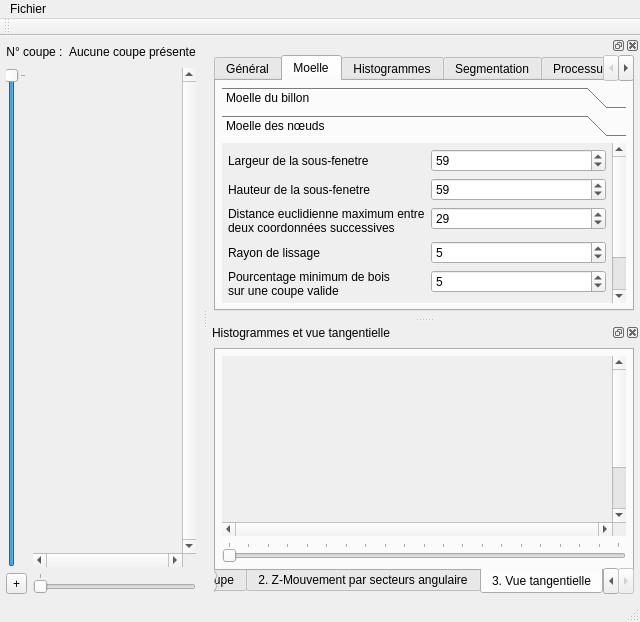
Old version of the form ui/mainwindow.ui in the repository akrah/TKDetection.
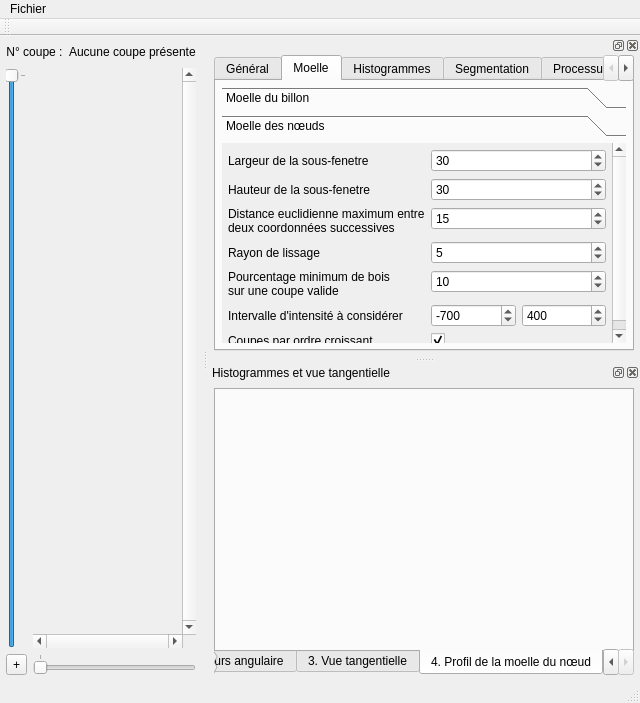
New version of the form. The open tabs and pages were chosen to show the change. Custom widgets are drawn as their Qt base class.

Commit message: - Ajout du profil d'inclinaison dite 'verticale' de moelle de nœud - Corrections de bug dont    - prise en compte du billon 'fill background' dans l'extraction de la moelle    - lissage par myenne mobiel sur copie dans l'extraction de la moelle

Patch:
```diff
--- a/ui/mainwindow.ui
+++ b/ui/mainwindow.ui
@@ -7,7 +7,7 @@
     <x>0</x>
     <y>0</y>
     <width>640</width>
-    <height>622</height>
+    <height>703</height>
    </rect>
   </property>
   <property name="windowTitle">
@@ -876,9 +876,9 @@
             <property name="geometry">
              <rect>
               <x>0</x>
-              <y>-117</y>
-              <width>401</width>
-              <height>283</height>
+              <y>-71</y>
+              <width>415</width>
+              <height>253</height>
              </rect>
             </property>
             <attribute name="label">
@@ -904,7 +904,7 @@
                 <number>200</number>
                </property>
                <property name="value">
-                <number>59</number>
+                <number>30</number>
                </property>
               </widget>
              </item>
@@ -924,7 +924,7 @@
                 <number>200</number>
                </property>
                <property name="value">
-                <number>59</number>
+                <number>30</number>
                </property>
               </widget>
              </item>
@@ -942,7 +942,7 @@
                 <number>100</number>
                </property>
                <property name="value">
-                <number>29</number>
+                <number>15</number>
                </property>
               </widget>
              </item>
@@ -977,7 +977,7 @@
                 <number>100</number>
                </property>
                <property name="value">
-                <number>5</number>
+                <number>10</number>
                </property>
               </widget>
              </item>
@@ -999,7 +999,7 @@
                   <number>3024</number>
                  </property>
                  <property name="value">
-                  <number>-900</number>
+                  <number>-700</number>
                  </property>
                 </widget>
                </item>
@@ -1012,7 +1012,7 @@
                   <number>3024</number>
                  </property>
                  <property name="value">
-                  <number>530</number>
+                  <number>400</number>
                  </property>
                 </widget>
                </item>
@@ -2843,7 +2843,7 @@
          <item row="1" column="0">
           <widget class="QSlider" name="_sliderSelectTangentialSlice">
            <property name="maximum">
-            <number>20</number>
+            <number>0</number>
            </property>
            <property name="orientation">
             <enum>Qt::Horizontal</enum>
@@ -2890,6 +2890,16 @@
          </item>
         </layout>
        </widget>
+       <widget class="QWidget" name="tab_3">
+        <attribute name="title">
+         <string>4. Profil de la moelle du nœud</string>
+        </attribute>
+        <layout class="QVBoxLayout" name="verticalLayout_6">
+         <item>
+          <widget class="QwtPlot" name="_plotKnotPithProfile"/>
+         </item>
+        </layout>
+       </widget>
       </widget>
      </item>
     </layout>
```
Left out of the diff: 62 changed lines with no effect on the pictures. The commit also changes 19 other files.
